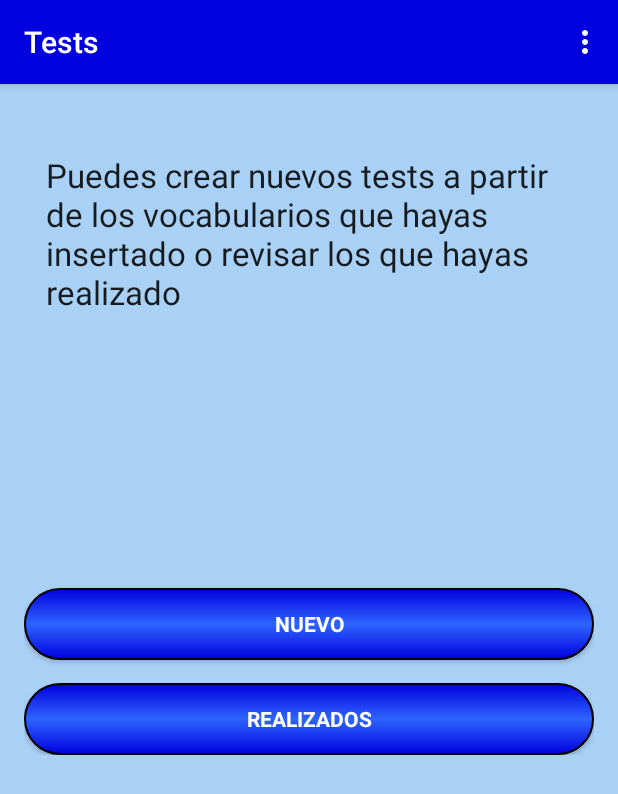
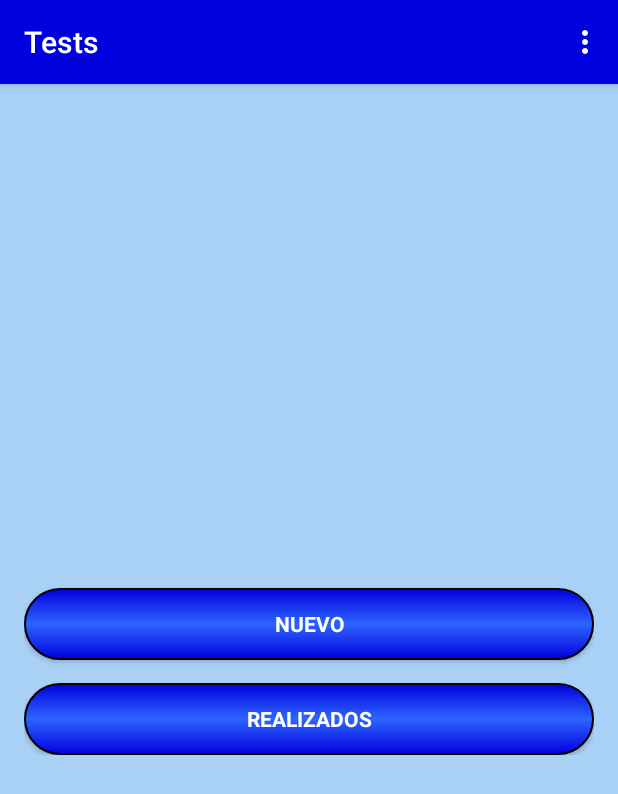
Before and after one commit to jonh88/EasyEnglishApp, an Android app: the MainActivity screen opened directly, with no data from a screen before it, in the options menu, after a tap on "Test", on a phone screen of 412 x 824 dp. Shown: the top 794 px of the screen. Run offline under Robolectric (Android 15) with nearby library versions, the phone set to English and light mode, and no system bars; 2 statements that could not run were skipped.

Commit message:
final version. TFG

```diff
--- a/app/src/main/java/com/jonh/easyenglish/Audio/Resources_Local.java
+++ b/app/src/main/java/com/jonh/easyenglish/Audio/Resources_Local.java
@@ -61,6 +61,8 @@ public class Resources_Local extends AppCompatActivity {
                 itemSelected = adapterList.getItem(position);
                 Intent i = new Intent(Resources_Local.this,Player.class);
                 i.putExtra("fichero",itemSelected);
+                i.putExtra("token",(Serializable)token);
+                i.putExtra("idUser",(Serializable)idUser);
                 startActivity(i);
             }
         });
--- a/app/src/main/java/com/jonh/easyenglish/MainActivity.java
+++ b/app/src/main/java/com/jonh/easyenglish/MainActivity.java
@@ -1,6 +1,9 @@
 package com.jonh.easyenglish;
 
+import android.app.AlertDialog;
+import android.content.DialogInterface;
 import android.content.Intent;
+import android.content.SharedPreferences;
 import android.os.Bundle;
 import android.support.v7.app.AppCompatActivity;
 import android.support.v7.widget.Toolbar;
@@ -90,6 +93,34 @@ public class MainActivity extends AppCompatActivity {
             }
         });
 
+        SharedPreferences preferences = getPreferences(0);
+        boolean msg = preferences.getBoolean("expLogin", true);
+
+        if (msg){
+            AlertDialog.Builder dialogBuilder = new AlertDialog.Builder(MainActivity.this);
+            dialogBuilder.setTitle("Bienvenido");
+            dialogBuilder.setMessage("Bienvenido a Easy English!!\n" +
+                    "Con esta aplicación podrás guardar las palabras que vayas aprendiendo," +
+                    " realizar tests sobre las palabras que has guardado," +
+                    " cuestionarios con preguntas existentes en la plataforma," +
+                    " descargar audios para entrenar la comprensión o" +
+                    " consultar apartados específicos de gramática.");
+            dialogBuilder.setPositiveButton(android.R.string.ok, null);
+            dialogBuilder.setNeutralButton("No mostrar de nuevo", new DialogInterface.OnClickListener() {
+                @Override
+                public void onClick(DialogInterface dialog, int which) {
+                    SharedPreferences preferences = getPreferences(0);
+                    SharedPreferences.Editor editor = preferences.edit();
+                    editor.remove("expLogin");
+                    editor.putBoolean("expLogin", false);
+                    editor.commit();
+                }
+            });
+
+            AlertDialog descargaDialog = dialogBuilder.create();
+            descargaDialog.show();
+        }
+
     }
 
     @Override
--- a/app/src/main/java/com/jonh/easyenglish/Tests/TestsActivity.java
+++ b/app/src/main/java/com/jonh/easyenglish/Tests/TestsActivity.java
@@ -1,6 +1,9 @@
 package com.jonh.easyenglish.Tests;
 
+import android.app.AlertDialog;
+import android.content.DialogInterface;
 import android.content.Intent;
+import android.content.SharedPreferences;
 import android.os.Bundle;
 import android.support.v7.app.AppCompatActivity;
 import android.support.v7.widget.Toolbar;
@@ -66,6 +69,29 @@ public class TestsActivity extends AppCompatActivity {
             }
         });
 
+        SharedPreferences preferences = getPreferences(0);
+        boolean msg = preferences.getBoolean("expTest", true);
+
+        if (msg){
+            AlertDialog.Builder dialogBuilder = new AlertDialog.Builder(TestsActivity.this);
+            dialogBuilder.setTitle("Ayuda");
+            dialogBuilder.setMessage("Puedes crear nuevos tests a partir de los vocabularios que hayas" +
+                    " insertado o revisar los que hayas realizado.");
+            dialogBuilder.setPositiveButton(android.R.string.ok, null);
+            dialogBuilder.setNeutralButton("No mostrar de nuevo", new DialogInterface.OnClickListener() {
+                @Override
+                public void onClick(DialogInterface dialog, int which) {
+                    SharedPreferences preferences = getPreferences(0);
+                    SharedPreferences.Editor editor = preferences.edit();
+                    editor.remove("expTest");
+                    editor.putBoolean("expTest", false);
+                    editor.commit();
+                }
+            });
+
+            AlertDialog descargaDialog = dialogBuilder.create();
+            descargaDialog.show();
+        }
     }
 
     @Override
--- a/app/src/main/java/com/jonh/easyenglish/Vocab/Vocabulary.java
+++ b/app/src/main/java/com/jonh/easyenglish/Vocab/Vocabulary.java
@@ -1,6 +1,9 @@
 package com.jonh.easyenglish.Vocab;
 
+import android.app.AlertDialog;
+import android.content.DialogInterface;
 import android.content.Intent;
+import android.content.SharedPreferences;
 import android.os.Bundle;
 import android.support.v7.app.AppCompatActivity;
 import android.support.v7.widget.Toolbar;
@@ -56,6 +59,31 @@ public class Vocabulary extends AppCompatActivity {
                 startActivity(i);
             }
         });
+
+        SharedPreferences preferences = getPreferences(0);
+        boolean msg = preferences.getBoolean("expVoc", true);
+
+        if (msg){
+            AlertDialog.Builder dialogBuilder = new AlertDialog.Builder(Vocabulary.this);
+            dialogBuilder.setTitle("Ayuda");
+            dialogBuilder.setMessage("Puedes insertar nuevas palabras que vayas aprendiendo" +
+                    " o visualizar las que ya hayas insertado.");
+            dialogBuilder.setPositiveButton(android.R.string.ok, null);
+            dialogBuilder.setNeutralButton("No mostrar de nuevo", new DialogInterface.OnClickListener() {
+                @Override
+                public void onClick(DialogInterface dialog, int which) {
+                    SharedPreferences preferences = getPreferences(0);
+                    SharedPreferences.Editor editor = preferences.edit();
+                    editor.remove("expVoc");
+                    editor.putBoolean("expVoc", false);
+                    editor.commit();
+                }
+            });
+
+            AlertDialog descargaDialog = dialogBuilder.create();
+            descargaDialog.show();
+        }
+
         //para que no salga la flecha en la toolbar
         getSupportActionBar().setDisplayHomeAsUpEnabled(false);
     }
--- a/app/src/main/res/layout/content_cuestionario_exam.xml
+++ b/app/src/main/res/layout/content_cuestionario_exam.xml
@@ -25,6 +25,7 @@
         android:layout_height="match_parent">
 
         <EditText
+            android:focusable="false"
             android:layout_width="match_parent"
             android:layout_height="wrap_content"
             android:inputType="textMultiLine"
--- a/app/src/main/res/layout/content_tests.xml
+++ b/app/src/main/res/layout/content_tests.xml
@@ -12,17 +12,6 @@
     app:layout_behavior="@string/appbar_scrolling_view_behavior"
     tools:showIn="@layout/activity_tests"
     tools:context=".Tests.TestsActivity">
-
-    <TextView
-        android:layout_marginTop="30dp"
-        android:layout_marginLeft="30dp"
-        android:layout_width="wrap_content"
-        android:layout_height="wrap_content"
-        android:textAppearance="?android:attr/textAppearanceLarge"
-        android:text="@string/test_explanation"
-        android:id="@+id/textView"
-        android:layout_alignParentTop="true"
-        android:layout_centerHorizontal="true" />
 
     <LinearLayout
         android:orientation="vertical"
```
Also changed, not shown: app/src/main/java/com/jonh/easyenglish/Audio/Audios.java (+27 -0 lines), app/src/main/java/com/jonh/easyenglish/Cuestionario/Cuestionario.java (+26 -0 lines), app/src/main/java/com/jonh/easyenglish/Cuestionario/CuestionarioExam.java (+4 -4 lines), app/src/main/java/com/jonh/easyenglish/LoginActivity.java (+29 -12 lines), 1 other file.
